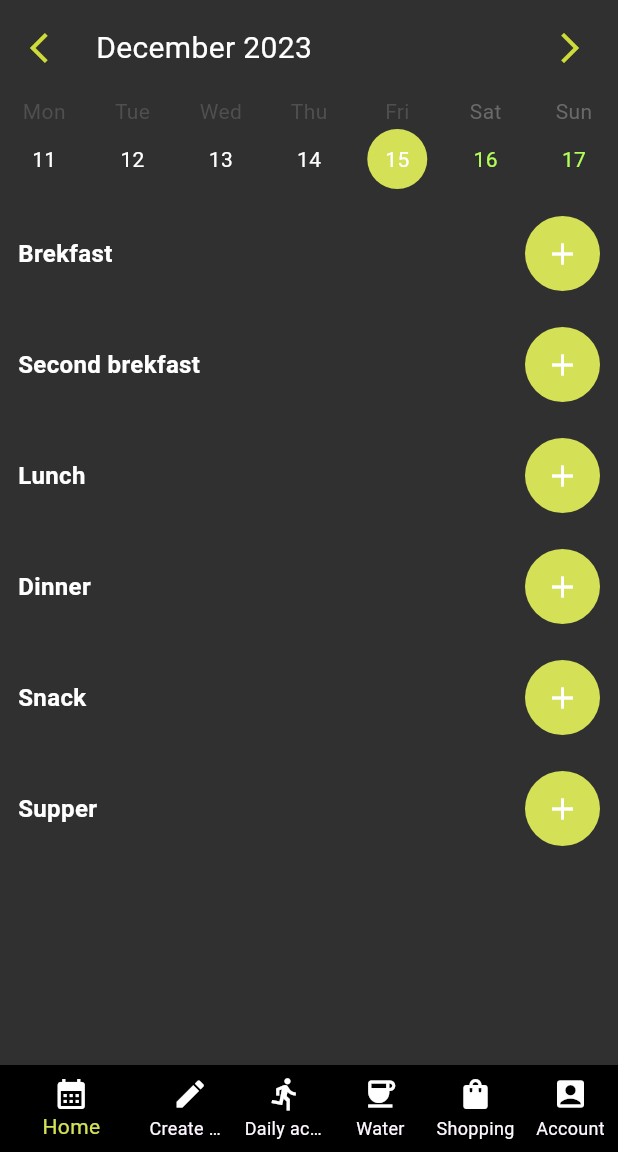
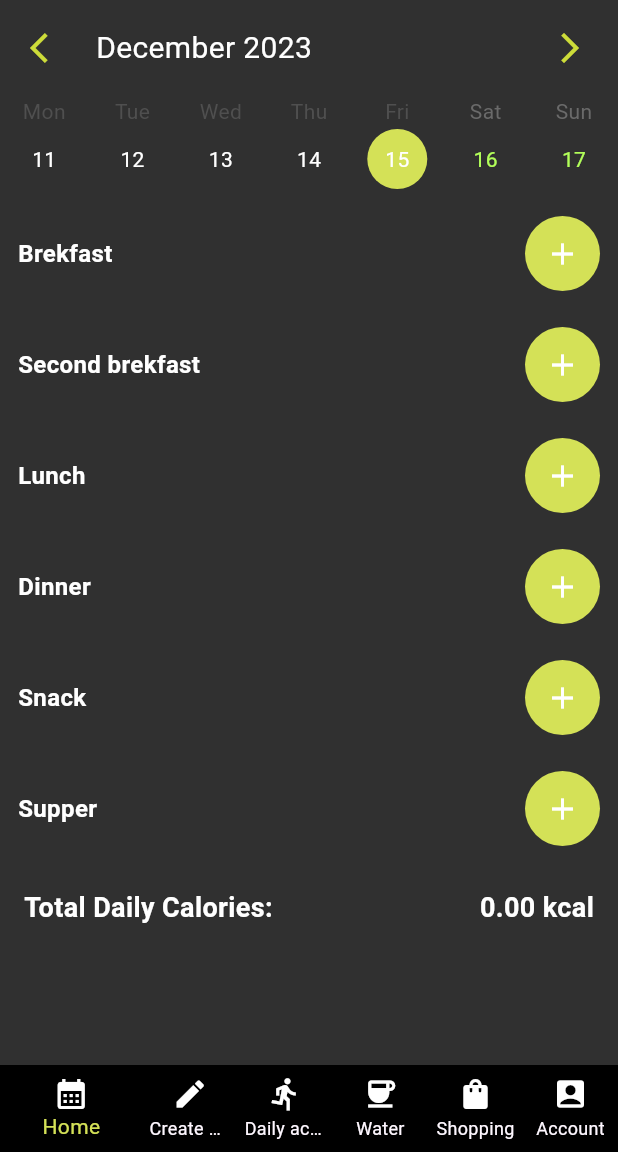
Before and after one commit to hardKokos/23_FitMe, a Flutter app: the screen it shows once a user with an empty profile is signed in, on a phone screen of 412 x 824 dp, the part 84-1236 px from its top. Run offline on Flutter 3.47's test engine with Material 3 defaults, Android fonts, the phone set to English and light mode, and no system bars; drawn by our look-alikes of table_calendar; our stand-ins replace anim_search_bar, badges, cloud_firestore, confetti, equatable, firebase_auth and 2 more; missing offline and left inert: barcode_scan2, customizable_counter, shopping_cart; accounts and stored records are empty.

Commit message:
last change

```diff
--- a/frontend/fit_me/lib/calendar.dart
+++ b/frontend/fit_me/lib/calendar.dart
@@ -1,3 +1,5 @@
+import 'package:fit_me/firebase.dart';
+import 'package:fit_me/models/product.dart';
 import 'package:fit_me/pages/search_for_product.dart';
 import 'package:flutter/material.dart';
 import 'package:table_calendar/table_calendar.dart';
@@ -14,6 +16,7 @@ class _EventCalendarPageState extends State<EventCalendarPage> {
   CalendarFormat _calendarFormat = CalendarFormat.week;
   DateTime _focusedDay = DateTime.now();
   DateTime? _selectedDay;
+  List<Product> selectedProducts = [];
 
   @override
   void initState() {
@@ -26,23 +29,99 @@ class _EventCalendarPageState extends State<EventCalendarPage> {
     super.dispose();
   }
 
+  @override
+  Future<void> didChangeDependencies() async {
+    super.didChangeDependencies();
+    await updateSelectedProducts();
+  }
+
   void _onDaySelected(DateTime selectedDay, DateTime focusedDay) {
     if (!isSameDay(_selectedDay, selectedDay)) {
       setState(() {
         _selectedDay = selectedDay;
         _focusedDay = focusedDay;
+        updateSelectedProducts();
       });
     }
   }
 
-  Widget buildRow(String text) {
-    return Row(
+  Future<void> updateSelectedProducts() async {
+    selectedProducts = await searchForSelectedProducts(_selectedDay);
+    setState(() {});
+  }
+
+  Future<void> _navigateToSearchForProduct(
+      String mealType, DateTime? _selectedDay) async {
+    await Navigator.push(
+      context,
+      MaterialPageRoute(
+        builder: (context) => const SearchForProduct(),
+        settings: RouteSettings(arguments: {
+          'mealType': mealType,
+          'date': _selectedDay,
+        }),
+      ),
+    );
+
+    // Update products and refresh UI
+    await updateSelectedProducts();
+    setState(() {});
+  }
+
+  double calculateTotalDailyCalories() {
+    double totalCalories = 0.0;
+
+    for (var product in selectedProducts) {
+      if (product.nutrients?.kcal != null) {
+        totalCalories += product.nutrients!.kcal!;
+      }
+    }
+
+    return totalCalories;
+  }
+
+  Widget buildTotalCalories() {
+    return Container(
+      padding: const EdgeInsets.all(16.0),
+      child: Row(
+        mainAxisAlignment: MainAxisAlignment.spaceBetween,
+        children: [
+          Text(
+            'Total Daily Calories:',
+            style: const TextStyle(
+              fontSize: 18,
+              fontWeight: FontWeight.bold,
+              color: Colors.white,
+            ),
+          ),
+          Text(
+            '${calculateTotalDailyCalories().toStringAsFixed(2)} kcal',
+            style: const TextStyle(
+              fontSize: 18,
+              fontWeight: FontWeight.bold,
+              color: Colors.white,
+            ),
+          ),
+        ],
+      ),
+    );
+  }
+
+  Widget buildRow(String mealType) {
+    List<Product> filteredProducts = selectedProducts
+        .where((product) =>
+            product.mealType?.toLowerCase() == mealType.toLowerCase())
+        .toList();
+
+    return Column(
+      children: [
+        Row(
           mainAxisAlignment: MainAxisAlignment.spaceBetween,
           children: [
             Padding(
               padding: const EdgeInsets.all(12.0),
               child: Text(
-            text,
+                mealType,
                 style: const TextStyle(
                   fontSize: 16,
                   fontWeight: FontWeight.bold,
@@ -56,19 +135,38 @@ class _EventCalendarPageState extends State<EventCalendarPage> {
                 radius: 25,
                 backgroundColor: Colors.lime.shade400,
                 child: IconButton(
-              onPressed: () {
-                // Add on press event
-                Navigator.push(
-                  context,
-                  MaterialPageRoute(
-                    builder: (context) => const SearchForProduct(),
-                    settings: RouteSettings(arguments: text),
+                  onPressed: () =>
+                      _navigateToSearchForProduct(mealType, _selectedDay),
+                  icon: const Icon(Icons.add, color: Colors.white),
+                ),
+              ),
+            ),
+          ],
+        ),
+        ListView.builder(
+          shrinkWrap: true,
+          itemCount: filteredProducts.length,
+          itemBuilder: (context, index) {
+            return ListTile(
+              title: Row(
+                mainAxisAlignment: MainAxisAlignment.spaceBetween,
+                children: [
+                  Text(
+                    filteredProducts[index].label!,
+                    style: TextStyle(
+                      color: Colors.white,
+                    ),
+                  ),
+                  Text(
+                    '${filteredProducts[index].nutrients!.kcal?.toStringAsFixed(2)} kcal',
+                    style: TextStyle(
+                      color: Colors.white,
+                    ),
+                  ),
+                ],
               ),
             );
           },
-              icon: const Icon(Icons.add, color: Colors.white),
-            ),
-          ),
         ),
       ],
     );
@@ -152,6 +250,7 @@ class _EventCalendarPageState extends State<EventCalendarPage> {
             buildRow('Dinner'),
             buildRow('Snack'),
             buildRow('Supper'),
+            buildTotalCalories()
           ],
         ),
       ),
--- a/frontend/fit_me/lib/models/product.dart
+++ b/frontend/fit_me/lib/models/product.dart
@@ -9,16 +9,21 @@ class Product {
   String? categoryLabel;
   String? image;
   bool? isSelected;
+  String? mealType;
+  DateTime? date;
 
-  Product(
-      {this.foodId,
+  Product({
+    this.foodId,
     this.label,
     this.knownAs,
     this.nutrients,
     this.category,
     this.categoryLabel,
     this.image,
-      this.isSelected = false});
+    this.isSelected = false,
+    this.mealType,
+    this.date,
+  });
 
   Product.fromJson(Map<String, dynamic> json) {
     foodId = json['foodId'];
@@ -31,10 +36,14 @@ class Product {
     categoryLabel = json['categoryLabel'];
     image = json['image'];
     isSelected = false;
+    mealType = json['mealType'];
+
+    // Parse the date from the JSON and convert it to a DateTime object
+    date = DateTime.tryParse(json['date'] ??
+        ''); // Replace 'date' with the actual date field in your JSON
   }
 
   Map<String, dynamic> toJson() {
-    // ignore: prefer_collection_literals
     final Map<String, dynamic> data = Map<String, dynamic>();
     data['foodId'] = foodId;
     data['label'] = label;
@@ -45,6 +54,11 @@ class Product {
     data['category'] = category;
     data['categoryLabel'] = categoryLabel;
     data['image'] = image;
+    data['mealType'] = mealType;
+
+    // Convert DateTime to ISO 8601 format and store it in the JSON
+    data['date'] = date?.toIso8601String();
+
     return data;
   }
 }
```
Also changed, not shown: frontend/fit_me/lib/firebase.dart (+12 -6 lines), frontend/fit_me/lib/pages/search_for_product.dart (+9 -5 lines). Lines whose indentation alone changed are shown as unchanged.
